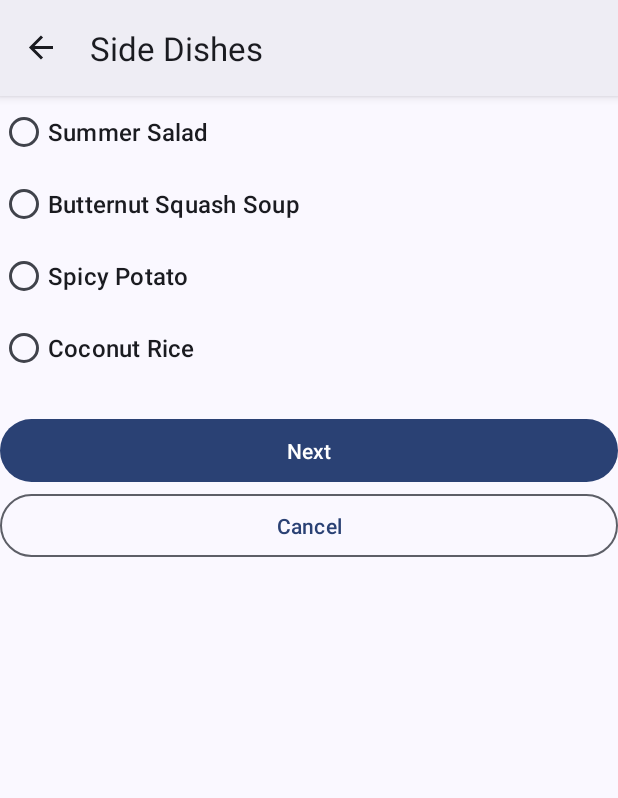
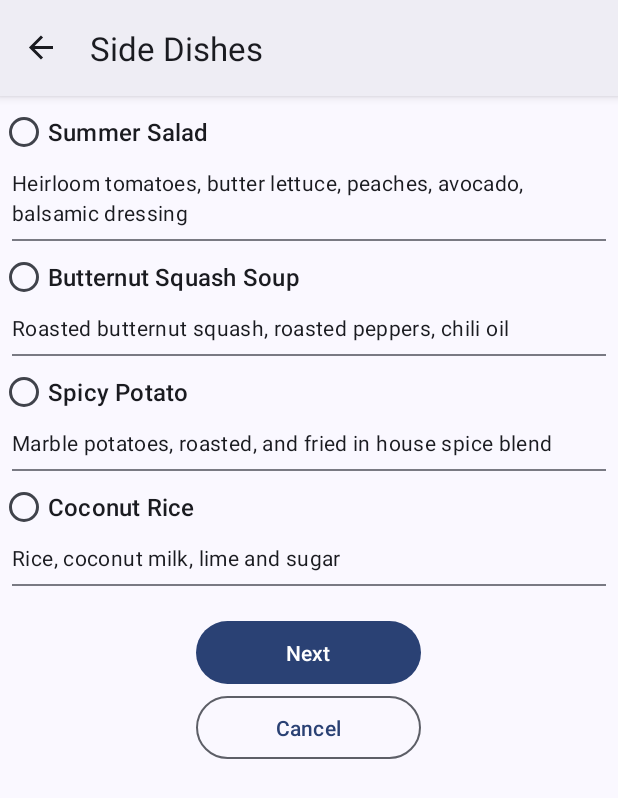
Before and after one commit to nijuyonkadesu/smol_Lunch_Tray, an Android app: the SideDishFragment screen opened through its navigation route, on a phone screen of 412 x 824 dp. Shown: the top 798 px of the screen. Run offline under Robolectric (Android 15) with nearby library versions, the phone set to English and light mode, and no system bars; our stand-ins replace data binding, navigation-ui; 2 statements that could not run were skipped.

Commit message:
layout styles overhaul

```diff
--- a/app/src/main/res/layout/fragment_entree.xml
+++ b/app/src/main/res/layout/fragment_entree.xml
@@ -108,6 +108,7 @@
                 <Button
                     android:layout_width="@dimen/button_width"
                     android:layout_gravity="center_horizontal"
+
                     android:id="@+id/next_btn"
                     android:onClick="@{()->entreeFragment.nextPage()}"
                     android:layout_height="50dp"
--- a/app/src/main/res/layout/fragment_side_dish.xml
+++ b/app/src/main/res/layout/fragment_side_dish.xml
@@ -36,6 +36,15 @@
                         android:id="@+id/radio_button_1"
                         android:layout_height="wrap_content"
                         android:layout_width="wrap_content"/>
+                    <TextView
+                        style="@style/Description"
+                        android:layout_width="match_parent"
+                        android:layout_height="wrap_content"
+                        android:text="@string/salad_desc"/>
+                    <com.google.android.material.divider.MaterialDivider
+                        android:layout_marginHorizontal="@dimen/margin_between_elements"
+                        android:layout_width="match_parent"
+                        android:layout_height="wrap_content"/>
 
                     <RadioButton
                         tools:text="soup"
@@ -44,6 +53,15 @@
                         android:id="@+id/bean"
                         android:layout_height="wrap_content"
                         android:layout_width="wrap_content"/>
+                    <TextView
+                        style="@style/Description"
+                        android:layout_width="match_parent"
+                        android:layout_height="wrap_content"
+                        android:text="@string/soup_desc"/>
+                    <com.google.android.material.divider.MaterialDivider
+                        android:layout_marginHorizontal="@dimen/margin_between_elements"
+                        android:layout_width="match_parent"
+                        android:layout_height="wrap_content"/>
 
                     <RadioButton
                         tools:text="potato"
@@ -52,6 +70,15 @@
                         android:id="@+id/pasta"
                         android:layout_height="wrap_content"
                         android:layout_width="wrap_content"/>
+                    <TextView
+                        style="@style/Description"
+                        android:layout_width="match_parent"
+                        android:layout_height="wrap_content"
+                        android:text="@string/potato_desc"/>
+                    <com.google.android.material.divider.MaterialDivider
+                        android:layout_marginHorizontal="@dimen/margin_between_elements"
+                        android:layout_width="match_parent"
+                        android:layout_height="wrap_content"/>
 
                     <RadioButton
                         tools:text="rice"
@@ -60,6 +87,15 @@
                         android:id="@+id/skillet"
                         android:layout_height="wrap_content"
                         android:layout_width="wrap_content"/>
+                    <TextView
+                        style="@style/Description"
+                        android:layout_width="match_parent"
+                        android:layout_height="wrap_content"
+                        android:text="@string/rice_desc"/>
+                    <com.google.android.material.divider.MaterialDivider
+                        android:layout_marginHorizontal="@dimen/margin_between_elements"
+                        android:layout_width="match_parent"
+                        android:layout_height="wrap_content"/>
 
                 </RadioGroup>
                 <TextView
@@ -68,17 +104,21 @@
                     android:textAlignment="viewEnd"
                     android:text="@{@string/subtotal(viewModel.subtotal)}" />
                 <Button
+                    android:layout_width="@dimen/button_width"
+                    android:layout_gravity="center_horizontal"
+
                     android:id="@+id/next_btn"
                     android:onClick="@{()->sideDishFragment.nextPage()}"
-                    android:layout_width="match_parent"
                     android:layout_height="50dp"
                     android:text="@string/next_btn"
                     app:layout_constraintEnd_toEndOf="parent"/>
                 <Button
+                    android:layout_width="@dimen/button_width"
+                    android:layout_gravity="center_horizontal"
                     style="?attr/materialButtonOutlinedStyle"
+
                     android:id="@+id/cancel_btn"
                     android:onClick="@{()->sideDishFragment.cancelOrder()}"
-                    android:layout_width="match_parent"
                     android:layout_height="50dp"
                     android:text="@string/cancel_btn"
                     app:layout_constraintEnd_toEndOf="parent"/>
--- a/app/src/main/res/values/strings.xml
+++ b/app/src/main/res/values/strings.xml
@@ -34,8 +34,19 @@
     <string name="tax_amount">Tax: %s</string>
     <string name="total_amount">TOTAL: %s</string>
     <string name="place_order">Place Order!</string>
+
+<!--description-->
     <string name="cauliflower_desc">Whole cauliflower brinded, roasted, and deep fried</string>
     <string name="bean_desc">Black beans, red beans, kidney beans slowly cooked topped with onion</string>
     <string name="pasta_desc">Penne pastas, mushroom, basil with plum tomatoes cooked in garlic and olive oil</string>
     <string name="skillet_desc">Seasonal vegetables, black beans , house spice blend, served with avacardo and quick pickled onions</string>
+
+    <string name="salad_desc">Heirloom tomatoes, butter lettuce, peaches, avocado, balsamic dressing</string>
+    <string name="soup_desc">Roasted butternut squash, roasted peppers, chili oil</string>
+    <string name="potato_desc">Marble potatoes, roasted, and fried in house spice blend</string>
+    <string name="rice_desc">Rice, coconut milk, lime and sugar</string>
+
+    <string name="roll_desc">Fresh baked roll made in house</string>
+    <string name="berries_desc">Strawberries, blueberries, raspberries and huckleberries</string>
+    <string name="veggies_desc">Pickled cucumbers and carrots, made in home</string>
 </resources>
--- a/app/src/main/res/values/styles.xml
+++ b/app/src/main/res/values/styles.xml
@@ -17,4 +17,8 @@
     <style name="SubtotalEmphasis" parent="Widget.MaterialComponents.TextView">
         <item name="android:textAppearance">@style/TextAppearance.Material3.TitleMedium</item>
     </style>
+<!--  Spacer  -->
+    <style name="Spacer" parent="Widget.MaterialComponents.TextView">
+        <item name="android:layout_marginVertical">@dimen/margin_between_elements</item>
+    </style>
 </resources>
```
Also changed, not shown: app/src/main/res/layout/fragment_accompaniment.xml (+33 -2 lines), app/src/main/res/layout/fragment_summary.xml (+7 -2 lines).
